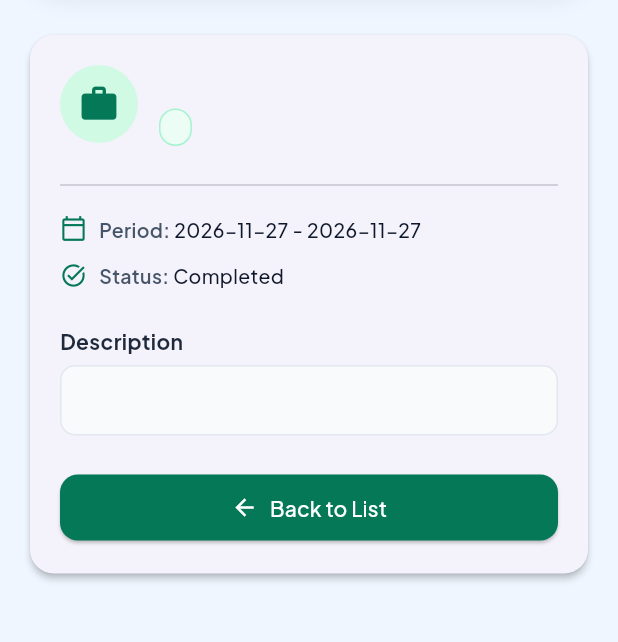
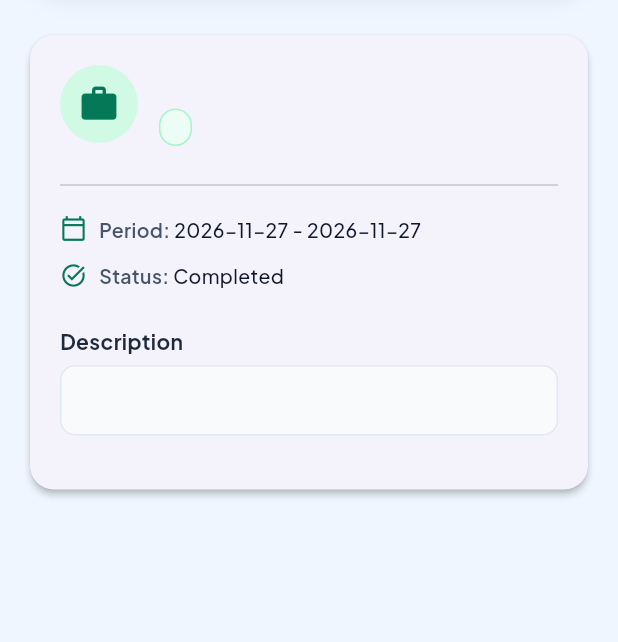
Before and after one commit to nurazizah56-dak/myportofolio_mobile, a Flutter app: the ExperienceDetailScreen screen opened directly with empty values, on a phone screen of 412 x 824 dp, the part 100-742 px from its top. Run offline on Flutter 3.47's test engine with Material 3 defaults, Android fonts, the phone set to English and light mode, and no system bars; our stand-ins replace go_router, google_fonts; generated files the repository leaves out were written again.

Commit message:
refactor(detail): remove redundant back buttons and clean up unused imports

```diff
--- a/lib/screens/experience_detail_screen.dart
+++ b/lib/screens/experience_detail_screen.dart
@@ -1,5 +1,4 @@
 import 'package:flutter/material.dart';
-import 'package:go_router/go_router.dart';
 import 'package:myportofolio_mobile/models/experience.dart';
 import 'package:myportofolio_mobile/widgets/floating_app_bar.dart';
 
@@ -132,23 +131,7 @@ class ExperienceDetailScreen extends StatelessWidget {
                     ),
                   ),
                 ),
-                const SizedBox(height: 24),
-                SizedBox(
-                  width: double.infinity,
-                  child: ElevatedButton.icon(
-                    style: ElevatedButton.styleFrom(
-                      backgroundColor: const Color(0xFF047857),
-                      foregroundColor: Colors.white,
-                      padding: const EdgeInsets.symmetric(vertical: 12),
-                      shape: RoundedRectangleBorder(
-                        borderRadius: BorderRadius.circular(12),
-                      ),
-                    ),
-                    onPressed: () => context.pop(),
-                    icon: const Icon(Icons.arrow_back),
-                    label: const Text('Back to List'),
-                  ),
-                ),
+                const SizedBox(height: 16),
               ],
             ),
           ),
```
Also changed, not shown: lib/screens/education_detail_screen.dart (+1 -18 lines), lib/screens/project_detail_screen.dart (+1 -19 lines), lib/screens/skill_detail_screen.dart (+1 -18 lines).
